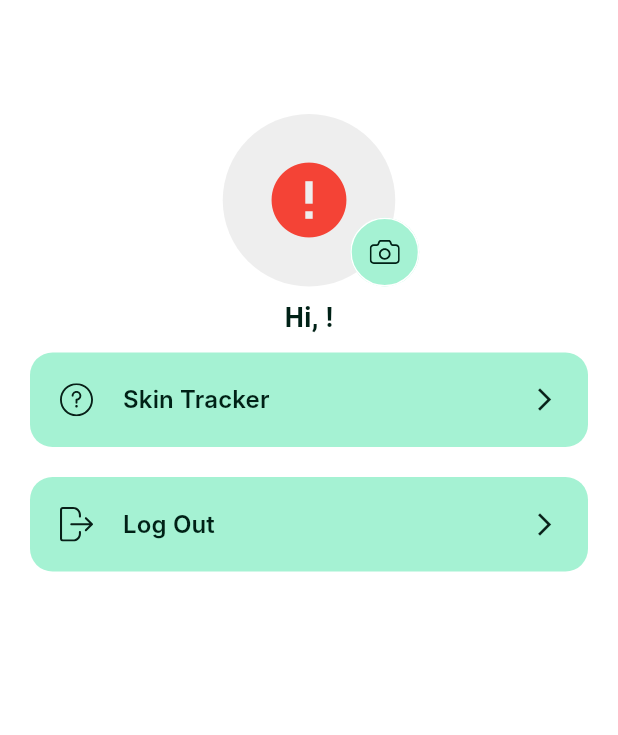
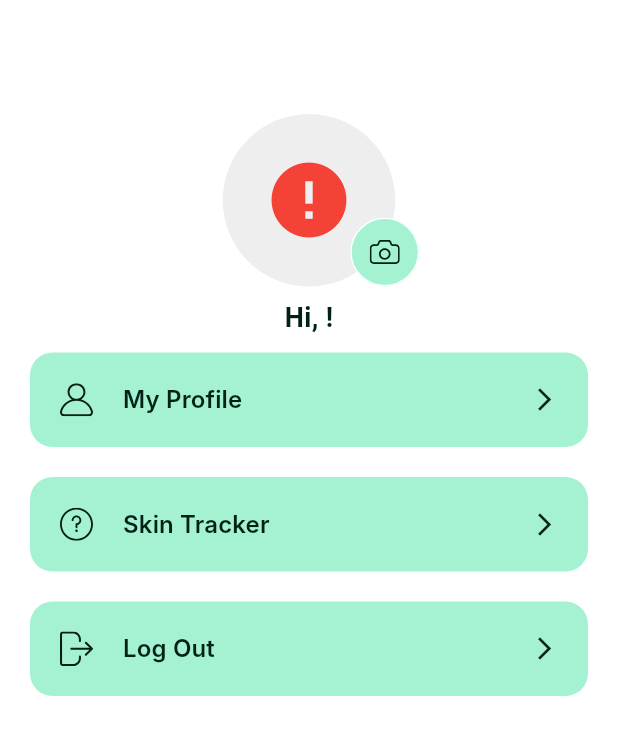
Before and after one commit to gebienha/SoftwareStudioFinal, a Flutter app: the ProfileScreen screen opened by its route, on a phone screen of 412 x 824 dp. Shown: the top 735 px of the screen. Run offline on Flutter 3.47's test engine with Material 3 defaults, Android fonts, the phone set to English and light mode, and no system bars; our stand-ins replace cloud_firestore, firebase_auth, firebase_core, flutter_svg, get, go_router and 4 more; missing offline and left inert: fluttermoji; accounts and stored records are empty; Roboto replaces fonts that are missing (Inter).

Commit message:
Update profile_screen.dart

```diff
--- a/lib/screens/profile/profile_screen.dart
+++ b/lib/screens/profile/profile_screen.dart
@@ -5,6 +5,8 @@ import 'components/profile_menu.dart';
 import 'components/firestore.dart';
 import 'components/profile_pic.dart';
 import '../../screens/skintracker/skin_tracker.dart';
+import 'package:shop_app/screens/profile/components/my_profile.dart';
+
 
 class ProfileScreen extends StatefulWidget {
   static String routeName = "/profile";
@@ -67,6 +69,13 @@ class _ProfileScreenState extends State<ProfileScreen> {
                     initialName: displayName,
                   ),
                   ProfileMenu(
+                  text: "My Profile",
+                  icon: "assets/icons/User Icon.svg",
+                  press: () {
+                  Navigator.pushNamed(context, MyProfilePage.routeName);
+                    },
+                  ),
+                  ProfileMenu(
                     text: "Skin Tracker",
                     icon: "assets/icons/Question mark.svg",
                     press: () {
```
